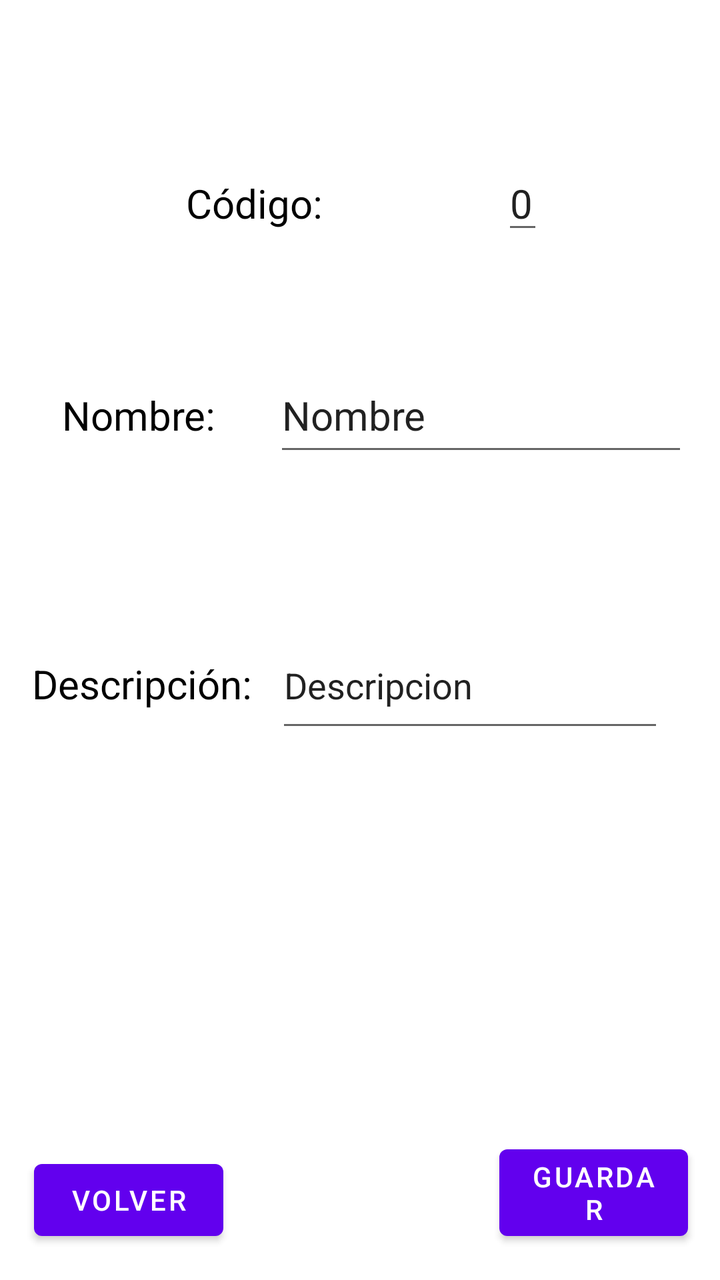
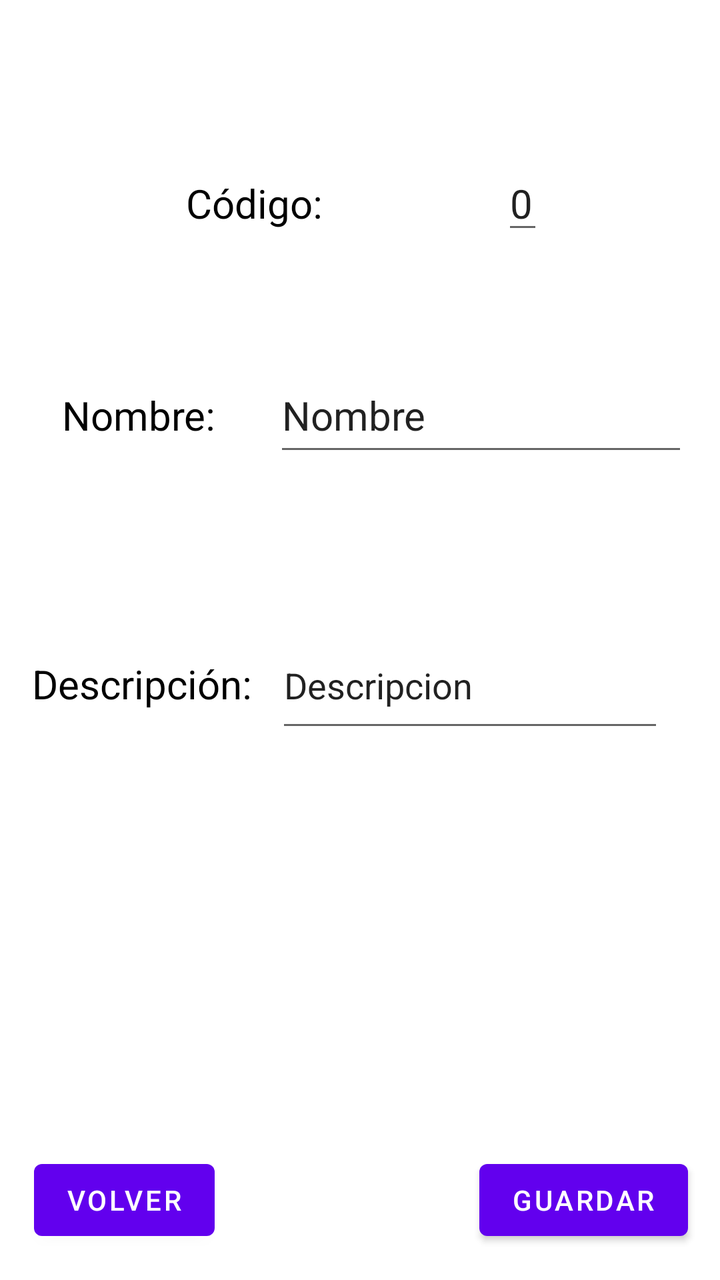

The first picture is an Android layout as it rendered before a commit; the second is the same layout after the commit. The layout source and the unified diff follow.
<!-- AndroidManifest.xml: application theme Theme.AplicacionIncidencias -->
<!-- res/layout/activity_info_tipo.xml -->
<?xml version="1.0" encoding="utf-8"?>
<androidx.constraintlayout.widget.ConstraintLayout xmlns:android="http://schemas.android.com/apk/res/android"
    xmlns:app="http://schemas.android.com/apk/res-auto"
    xmlns:tools="http://schemas.android.com/tools"
    android:id="@+id/main"
    android:layout_width="match_parent"
    android:layout_height="match_parent"
    tools:context=".Tipo.Activity_Info_Tipo">
    <TextView
        android:id="@+id/tvCodigoTipo"
        android:layout_width="wrap_content"
        android:layout_height="wrap_content"
        android:layout_marginStart="93dp"
        android:text="Código: "
        android:textColor="@color/black"
        android:textSize="20sp"
        app:layout_constraintBaseline_toBaselineOf="@+id/edinfoCodigoTipo"
        app:layout_constraintStart_toStartOf="parent" />

    <EditText
        android:id="@+id/edinfoCodigoTipo"
        android:layout_width="wrap_content"
        android:layout_height="wrap_content"
        android:layout_marginStart="114dp"
        android:layout_marginBottom="57dp"
        android:textSize="20sp"
        android:text="0"
        app:layout_constraintBottom_toTopOf="@+id/editNombreTipo"
        app:layout_constraintStart_toStartOf="@+id/editNombreTipo" />


    <TextView
        android:id="@+id/tvNombreTipo"
        android:layout_width="wrap_content"
        android:layout_height="wrap_content"
        android:layout_marginStart="31dp"
        android:layout_marginTop="194dp"
        android:layout_marginEnd="24dp"
        android:text="Nombre: "
        android:textColor="@color/black"
        android:textSize="20sp"
        app:layout_constraintEnd_toStartOf="@+id/editNombreTipo"
        app:layout_constraintStart_toStartOf="parent"
        app:layout_constraintTop_toTopOf="parent" />

    <EditText
        android:id="@+id/editNombreTipo"
        android:layout_width="0dp"
        android:layout_height="54dp"
        android:layout_marginEnd="16dp"
        android:inputType="text"
        android:text="Nombre"
        android:textSize="20sp"
        app:layout_constraintBaseline_toBaselineOf="@+id/tvNombreTipo"
        app:layout_constraintEnd_toEndOf="parent"
        app:layout_constraintStart_toEndOf="@+id/tvNombreTipo" />

    <TextView
        android:id="@+id/tvDescripcionTipo"
        android:layout_width="115dp"
        android:layout_height="29dp"
        android:layout_marginStart="16dp"
        android:layout_marginEnd="7dp"
        android:text="Descripción: "
        android:textColor="@color/black"
        android:textSize="20sp"
        app:layout_constraintBaseline_toBaselineOf="@+id/editDescripcionTipo"
        app:layout_constraintEnd_toStartOf="@+id/editDescripcionTipo"
        app:layout_constraintStart_toStartOf="parent" />

    <EditText
        android:id="@+id/editDescripcionTipo"
        android:layout_width="0dp"
        android:layout_height="60dp"
        android:layout_marginTop="78dp"
        android:layout_marginEnd="28dp"
        android:inputType="textMultiLine"
        android:text="Descripcion"
        app:layout_constraintEnd_toEndOf="parent"
        app:layout_constraintStart_toEndOf="@+id/tvDescripcionTipo"
        app:layout_constraintTop_toBottomOf="@+id/editNombreTipo" />

    <Button
        android:id="@+id/btnGuardar"
        android:layout_width="0dp"
        android:layout_height="wrap_content"
        android:layout_marginEnd="16dp"

        android:layout_marginBottom="16dp"
        android:text="Guardar"
        app:layout_constraintBottom_toBottomOf="parent"
        app:layout_constraintEnd_toEndOf="parent"
        app:layout_constraintStart_toEndOf="@+id/btnVolver" />

    <Button
        android:id="@+id/btnVolver"
        android:layout_width="0dp"
        android:layout_height="wrap_content"
        android:layout_marginStart="17dp"
        android:layout_marginEnd="138dp"
        android:layout_marginBottom="16dp"
        android:text="Volver"
        app:layout_constraintBottom_toBottomOf="parent"
        app:layout_constraintEnd_toStartOf="@+id/btnGuardar"
        app:layout_constraintStart_toStartOf="parent" />

</androidx.constraintlayout.widget.ConstraintLayout>
<!-- resources referenced by this layout -->
<resources>
  <color name="black">#FF000000</color>
  <style name="Theme.AplicacionIncidencias" parent="Theme.MaterialComponents.DayNight.DarkActionBar">
          
          <item name="colorPrimary">@color/purple_500</item>
          <item name="colorPrimaryVariant">@color/purple_700</item>
          <item name="colorOnPrimary">@color/white</item>
          
          <item name="colorSecondary">@color/teal_200</item>
          <item name="colorSecondaryVariant">@color/teal_700</item>
          <item name="colorOnSecondary">@color/black</item>
          
          <item name="android:statusBarColor">?attr/colorPrimaryVariant</item>
          
      </style>
  <color name="purple_500">#FF6200EE</color>
  <color name="purple_700">#FF3700B3</color>
  <color name="white">#FFFFFFFF</color>
  <color name="teal_200">#FF03DAC5</color>
  <color name="teal_700">#FF018786</color>
</resources>

<!-- the commit's change to res/layout/activity_info_tipo.xml (unified diff, before → after) -->
@@ -81,7 +81,7 @@
         app:layout_constraintTop_toBottomOf="@+id/editNombreTipo" />
 
     <Button
-        android:id="@+id/btnGuardar"
+        android:id="@+id/btnGuardarTipo"
         android:layout_width="0dp"
         android:layout_height="wrap_content"
         android:layout_marginEnd="16dp"
@@ -93,7 +93,7 @@
         app:layout_constraintStart_toEndOf="@+id/btnVolver" />
 
     <Button
-        android:id="@+id/btnVolver"
+        android:id="@+id/btnVolverTipo"
         android:layout_width="0dp"
         android:layout_height="wrap_content"
         android:layout_marginStart="17dp"
